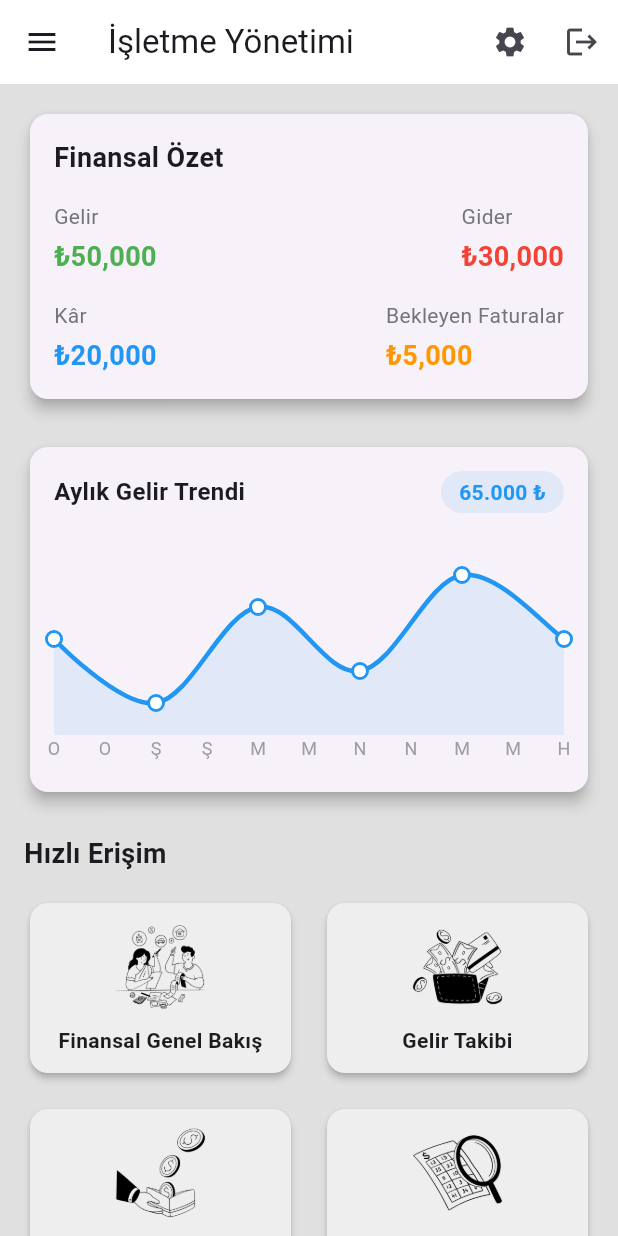
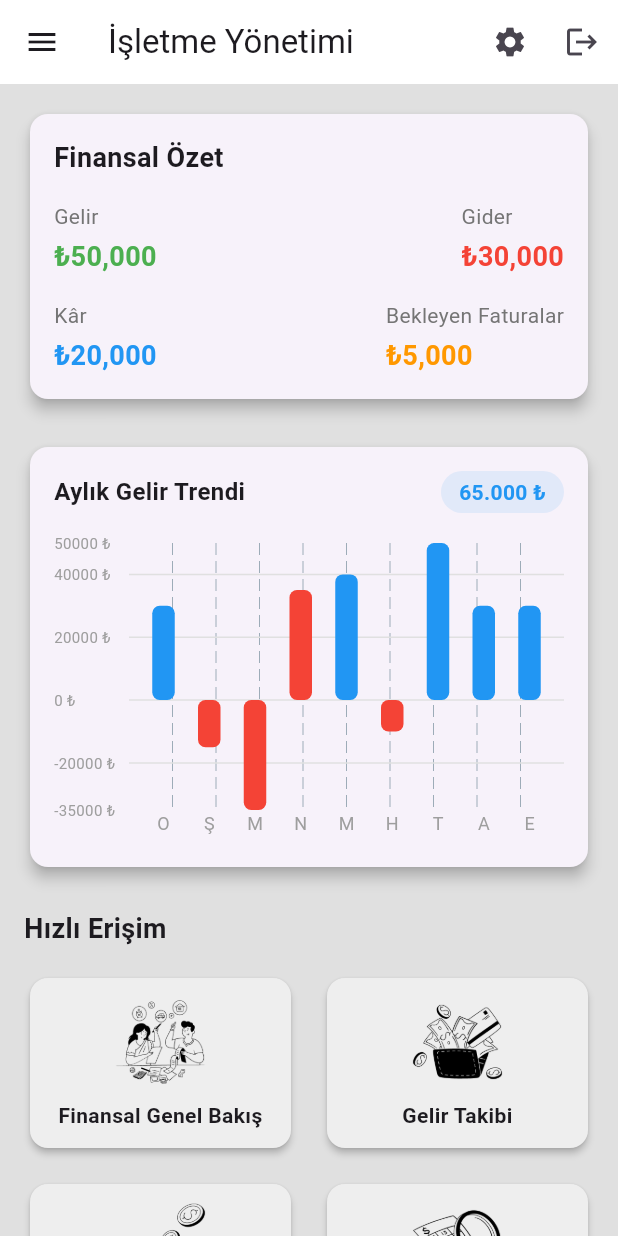
Before and after one commit to fatihkurtl/account_net, a Flutter app: the HomeScreen screen opened by its route, on a phone screen of 412 x 824 dp. Run offline on Flutter 3.47's test engine with Material 3 defaults, Android fonts, the phone set to English and light mode, and no system bars; drawn by our look-alikes of fl_chart; our stand-ins replace flutter_slidable.

Commit message:
home/charts edited

```diff
--- a/lib/screens/home.dart
+++ b/lib/screens/home.dart
@@ -21,7 +21,7 @@ class HomeScreen extends StatelessWidget {
           ),
           IconButton(
             icon: const Icon(Icons.logout),
-            onPressed: () => Navigator.pushReplacementNamed(context, '/'),
+            onPressed: () => Navigator.pushReplacementNamed(context, '/login'),
           ),
         ],
       ),
@@ -178,14 +178,34 @@ class HomeScreen extends StatelessWidget {
             ),
             const SizedBox(height: 20),
             SizedBox(
-              height: 150,
-              child: LineChart(
-                LineChartData(
-                  gridData: const FlGridData(show: false),
+              height: 200,
+              child: BarChart(
+                BarChartData(
+                  gridData: FlGridData(
+                    show: true,
+                    drawVerticalLine: true,
+                    getDrawingHorizontalLine: (value) => FlLine(
+                      color: Colors.grey.shade300,
+                      strokeWidth: 1,
+                    ),
+                  ),
                   titlesData: FlTitlesData(
                     topTitles: const AxisTitles(sideTitles: SideTitles(showTitles: false)),
                     rightTitles: const AxisTitles(sideTitles: SideTitles(showTitles: false)),
-                    leftTitles: const AxisTitles(sideTitles: SideTitles(showTitles: false)),
+                    leftTitles: AxisTitles(
+                      sideTitles: SideTitles(
+                        showTitles: true,
+                        reservedSize: 50, // Daha geniş alan ayırdık
+                        interval: 20000,
+                        getTitlesWidget: (value, meta) {
+                          return Text(
+                            '${value.toInt()} ₺',
+                            style: const TextStyle(fontSize: 10, color: Colors.grey), // Yazı boyutu küçüldü
+                            overflow: TextOverflow.ellipsis, // Metin taşmasını önler
+                          );
+                        },
+                      ),
+                    ),
                     bottomTitles: AxisTitles(
                       sideTitles: SideTitles(
                         showTitles: true,
@@ -194,10 +214,7 @@ class HomeScreen extends StatelessWidget {
                           if (value.toInt() >= 0 && value.toInt() < labels.length) {
                             return Text(
                               labels[value.toInt()],
-                              style: const TextStyle(
-                                color: Colors.grey,
-                                fontSize: 12,
-                              ),
+                              style: const TextStyle(color: Colors.grey, fontSize: 12),
                             );
                           }
                           return const Text('');
@@ -206,58 +223,80 @@ class HomeScreen extends StatelessWidget {
                     ),
                   ),
                   borderData: FlBorderData(show: false),
-                  minX: 0,
-                  maxX: 5,
-                  minY: 0,
-                  maxY: 6,
-                  lineBarsData: [
-                    LineChartBarData(
-                      spots: const [
-                        FlSpot(0, 3),
-                        FlSpot(1, 1),
-                        FlSpot(2, 4),
-                        FlSpot(3, 2),
-                        FlSpot(4, 5),
-                        FlSpot(5, 3),
-                      ],
-                      isCurved: true,
-                      color: Colors.blue,
-                      barWidth: 3,
-                      isStrokeCapRound: true,
-                      dotData: FlDotData(
-                        show: true,
-                        getDotPainter: (spot, percent, barData, index) {
-                          return FlDotCirclePainter(
-                            radius: 4,
-                            color: Colors.white,
-                            strokeWidth: 2,
-                            strokeColor: Colors.blue,
-                          );
-                        },
+                  barGroups: [
+                    BarChartGroupData(x: 0, barRods: [
+                      BarChartRodData(
+                        toY: 30000,
+                        color: Colors.blue,
+                        width: 15,
+                        borderRadius: const BorderRadius.all(Radius.circular(5)),
                       ),
-                      belowBarData: BarAreaData(
-                        show: true,
-                        color: Colors.blue.withOpacity(0.1),
+                    ]),
+                    BarChartGroupData(x: 1, barRods: [
+                      BarChartRodData(
+                        toY: -15000, // Negatif gelir örneği
+                        color: Colors.red,
+                        width: 15,
+                        borderRadius: const BorderRadius.all(Radius.circular(5)),
                       ),
-                    ),
+                    ]),
+                    BarChartGroupData(x: 2, barRods: [
+                      BarChartRodData(
+                        toY: -35000, // Negatif gelir örneği
+                        color: Colors.red,
+                        width: 15,
+                        borderRadius: const BorderRadius.all(Radius.circular(5)),
+                      ),
+                    ]),
+                    BarChartGroupData(x: 3, barRods: [
+                      BarChartRodData(
+                        toY: 35000, // Negatif gelir örneği
+                        color: Colors.red,
+                        width: 15,
+                        borderRadius: const BorderRadius.all(Radius.circular(5)),
+                      ),
+                    ]),
+                    BarChartGroupData(x: 4, barRods: [
+                      BarChartRodData(
+                        toY: 40000,
+                        color: Colors.blue,
+                        width: 15,
+                        borderRadius: const BorderRadius.all(Radius.circular(5)),
+                      ),
+                    ]),
+                    BarChartGroupData(x: 5, barRods: [
+                      BarChartRodData(
+                        toY: -10000, // Negatif gelir örneği
+                        color: Colors.red,
+                        width: 15,
+                        borderRadius: const BorderRadius.all(Radius.circular(5)),
+                      ),
+                    ]),
+                    BarChartGroupData(x: 6, barRods: [
+                      BarChartRodData(
+                        toY: 50000,
+                        color: Colors.blue,
+                        width: 15,
+                        borderRadius: const BorderRadius.all(Radius.circular(5)),
+                      ),
+                    ]),
+                    BarChartGroupData(x: 7, barRods: [
+                      BarChartRodData(
+                        toY: 30000,
+                        color: Colors.blue,
+                        width: 15,
+                        borderRadius: const BorderRadius.all(Radius.circular(5)),
+                      ),
+                    ]),
+                    BarChartGroupData(x: 8, barRods: [
+                      BarChartRodData(
+                        toY: 30000,
+                        color: Colors.blue,
+                        width: 15,
+                        borderRadius: const BorderRadius.all(Radius.circular(5)),
+                      ),
+                    ]),
                   ],
-                  lineTouchData: LineTouchData(
-                    enabled: true,
-                    touchTooltipData: LineTouchTooltipData(
-                      // tooltipBgColor: Colors.blue,
-                      getTooltipItems: (List<LineBarSpot> touchedBarSpots) {
-                        return touchedBarSpots.map((barSpot) {
-                          return LineTooltipItem(
-                            '${(barSpot.y * 20000).toInt()} ₺',
-                            const TextStyle(
-                              color: Colors.white,
-                              fontWeight: FontWeight.bold,
-                            ),
-                          );
-                        }).toList();
-                      },
-                    ),
-                  ),
                 ),
               ),
             ),
--- a/pubspec.yaml
+++ b/pubspec.yaml
@@ -38,6 +38,7 @@ dependencies:
   fl_chart: ^0.69.0
   intl: ^0.19.0
   flutter_slidable: ^3.1.1
+  google_nav_bar: ^5.0.6
 
 dev_dependencies:
   flutter_test:
```
Also changed, not shown: pubspec.lock.
